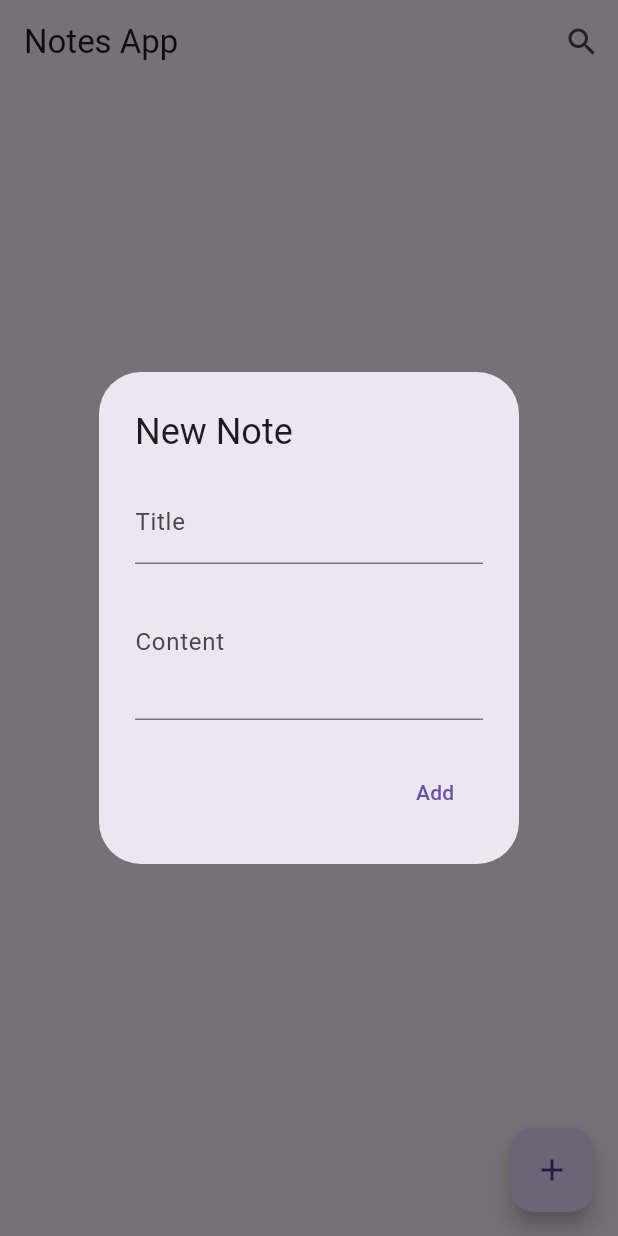
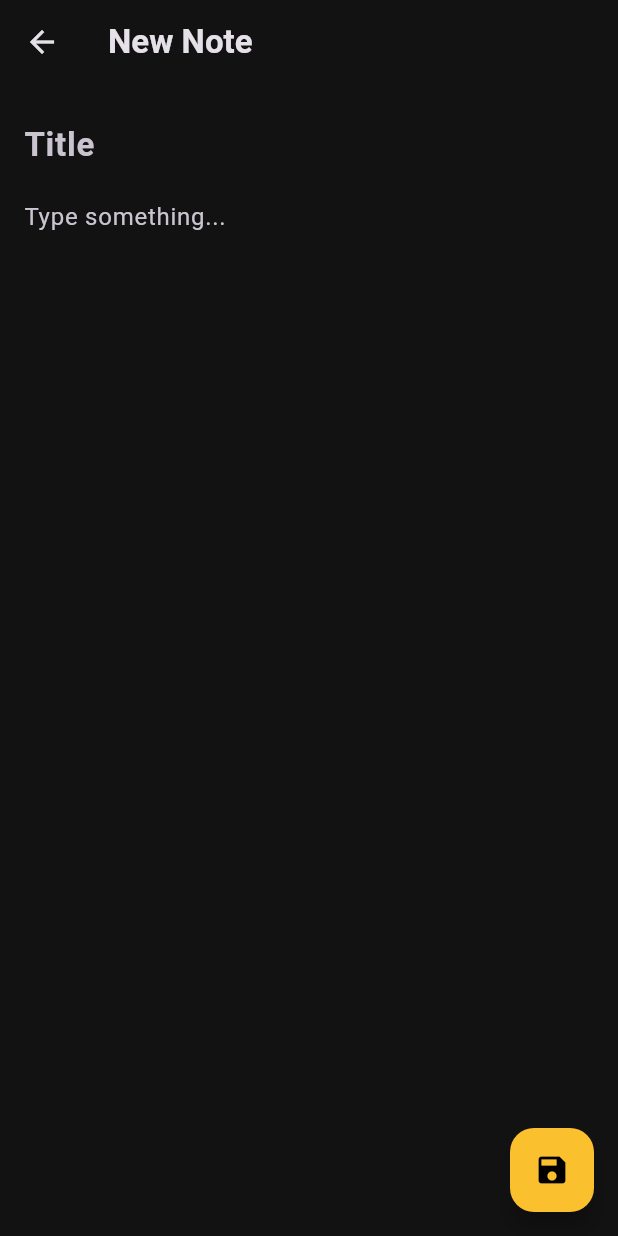
Before and after one commit to adithyasd10/Notes-App, a Flutter app: the screen it shows after launch, after a tap on the "add" icon, on a phone screen of 412 x 824 dp. Run offline on Flutter 3.47's test engine with Material 3 defaults, Android fonts, the phone set to English and light mode, and no system bars; our stand-ins replace shared_preferences.

Commit message:
Fix homepage layout and add settings screen

```diff
--- a/lib/main.dart
+++ b/lib/main.dart
@@ -1,4 +1,3 @@
-// lib/main.dart
 import 'package:flutter/material.dart';
 import 'package:provider/provider.dart';
 import 'models/note_data.dart';
@@ -15,12 +14,25 @@ void main() {
 
 class MyApp extends StatelessWidget {
   const MyApp({super.key});
+
   @override
   Widget build(BuildContext context) {
     return MaterialApp(
-      title: 'Notes App',
+      debugShowCheckedModeBanner: false,
+      title: 'Notes UI',
       theme: ThemeData(
-        primarySwatch: Colors.deepPurple,
+        brightness: Brightness.dark,
+        scaffoldBackgroundColor: const Color(0xFF121212),
+        primaryColor: Colors.yellow[700],
+        cardColor: const Color(0xFF1C1C1E),
+        textTheme: const TextTheme(
+          bodyMedium: TextStyle(color: Colors.white),
+          titleLarge: TextStyle(color: Colors.white, fontWeight: FontWeight.bold),
+        ),
+        floatingActionButtonTheme: FloatingActionButtonThemeData(
+          backgroundColor: Colors.yellow[700],
+          foregroundColor: Colors.black,
+        ),
       ),
       home: const HomePage(),
     );
--- a/lib/models/note.dart
+++ b/lib/models/note.dart
@@ -1,4 +1,3 @@
-// lib/models/note.dart
 import 'dart:convert';
 
 class Note {
@@ -6,20 +5,14 @@ class Note {
   String content;
   DateTime timestamp;
 
-  Note({
-    required this.title,
-    required this.content,
-    required this.timestamp,
-  });
+  Note({required this.title, required this.content, required this.timestamp});
 
-  // Convert to JSON
   Map<String, dynamic> toJson() => {
     'title': title,
     'content': content,
     'timestamp': timestamp.toIso8601String(),
   };
 
-  // Convert from JSON
   factory Note.fromJson(Map<String, dynamic> json) => Note(
     title: json['title'],
     content: json['content'],
--- a/lib/models/note_data.dart
+++ b/lib/models/note_data.dart
@@ -1,4 +1,3 @@
-// lib/models/note_data.dart
 import 'package:flutter/foundation.dart';
 import 'package:shared_preferences/shared_preferences.dart';
 import 'note.dart';
--- a/lib/pages/homepage.dart
+++ b/lib/pages/homepage.dart
@@ -1,134 +1,63 @@
-// lib/pages/homepage.dart
 import 'package:flutter/material.dart';
 import 'package:provider/provider.dart';
 import '../models/note.dart';
 import '../models/note_data.dart';
+import 'note_editor.dart';
 
-class HomePage extends StatefulWidget {
+class HomePage extends StatelessWidget {
   const HomePage({super.key});
-
-  @override
-  State<HomePage> createState() => _HomePageState();
-}
-
-class _HomePageState extends State<HomePage> {
-  String searchQuery = '';
-
-  void showNoteDialog({Note? existingNote}) {
-    String title = existingNote?.title ?? '';
-    String content = existingNote?.content ?? '';
-    final isEditing = existingNote != null;
-
-    showDialog(
-      context: context,
-      builder: (context) => AlertDialog(
-        title: Text(isEditing ? 'Edit Note' : 'New Note'),
-        content: Column(
-          mainAxisSize: MainAxisSize.min,
-          children: [
-            TextField(
-              controller: TextEditingController(text: title),
-              onChanged: (val) => title = val,
-              decoration: const InputDecoration(labelText: 'Title'),
-            ),
-            TextField(
-              controller: TextEditingController(text: content),
-              onChanged: (val) => content = val,
-              decoration: const InputDecoration(labelText: 'Content'),
-              maxLines: 3,
-            ),
-          ],
-        ),
-        actions: [
-          TextButton(
-            onPressed: () {
-              if (title.isEmpty || content.isEmpty) return;
-              final noteData =
-              Provider.of<NoteDataProvider>(context, listen: false);
-              if (isEditing) {
-                noteData.updateNote(existingNote!, title, content);
-              } else {
-                noteData.addNote(title, content);
-              }
-              Navigator.pop(context);
-            },
-            child: Text(isEditing ? 'Update' : 'Add'),
-          ),
-        ],
-      ),
-    );
-  }
 
   @override
   Widget build(BuildContext context) {
     final noteData = Provider.of<NoteDataProvider>(context);
-    final notes = searchQuery.isEmpty
-        ? noteData.allNotes
-        : noteData.searchNotes(searchQuery);
 
     return Scaffold(
       appBar: AppBar(
-        title: const Text('Notes App'),
-        actions: [
-          IconButton(
-            icon: const Icon(Icons.search),
-            onPressed: () {
-              showSearchDialog();
-            },
-          )
-        ],
+        backgroundColor: Colors.transparent,
+        elevation: 0,
+        title: const Text('Your Notes', style: TextStyle(fontSize: 24, fontWeight: FontWeight.bold)),
       ),
-      body: notes.isEmpty
-          ? const Center(child: Text('No notes yet.'))
-          : ListView.builder(
-        itemCount: notes.length,
-        itemBuilder: (_, i) {
-          final note = notes[i];
-          return ListTile(
-            title: Text(note.title),
-            subtitle: Text(note.content),
-            onTap: () => showNoteDialog(existingNote: note),
-            trailing: IconButton(
-              icon: const Icon(Icons.delete),
-              onPressed: () =>
-                  Provider.of<NoteDataProvider>(context, listen: false)
-                      .deleteNote(note),
-            ),
-          );
-        },
+      body: Padding(
+        padding: const EdgeInsets.all(16.0),
+        child: ListView.builder(
+          itemCount: noteData.allNotes.length,
+          itemBuilder: (context, index) {
+            final note = noteData.allNotes[index];
+            return GestureDetector(
+              onTap: () => Navigator.push(
+                context,
+                MaterialPageRoute(builder: (_) => NoteEditor(note: note)),
+              ),
+              child: Container(
+                margin: const EdgeInsets.symmetric(vertical: 8),
+                padding: const EdgeInsets.all(16),
+                decoration: BoxDecoration(
+                  color: const Color(0xFFFFF3B0),
+                  borderRadius: BorderRadius.circular(20),
+                ),
+                child: Column(
+                  crossAxisAlignment: CrossAxisAlignment.start,
+                  children: [
+                    Text(note.title, style: const TextStyle(fontWeight: FontWeight.bold, fontSize: 18)),
+                    const SizedBox(height: 8),
+                    Text(note.content, maxLines: 2, overflow: TextOverflow.ellipsis),
+                    const SizedBox(height: 8),
+                    Text("${note.timestamp.toLocal()}".split(' ')[0]),
+                  ],
+                ),
+              ),
+            );
+          },
+        ),
       ),
       floatingActionButton: FloatingActionButton(
-        onPressed: () => showNoteDialog(),
-        child: const Icon(Icons.add),
+        onPressed: () => Navigator.push(
+          context,
+          MaterialPageRoute(builder: (_) => const NoteEditor()),
+        ),
+        backgroundColor: Colors.yellow[700],
+        child: const Icon(Icons.add, color: Colors.black),
       ),
     );
   }
-
-  void showSearchDialog() {
-    showDialog(
-      context: context,
-      builder: (_) {
-        String tempQuery = searchQuery;
-        return AlertDialog(
-          title: const Text('Search Notes'),
-          content: TextField(
-            autofocus: true,
-            decoration: const InputDecoration(hintText: 'Enter keyword...'),
-            onChanged: (val) => tempQuery = val,
-          ),
-          actions: [
-            TextButton(
-              onPressed: () {
-                setState(() {
-                  searchQuery = tempQuery;
-                });
-                Navigator.pop(context);
-              },
-              child: const Text('Search'),
-            ),
-          ],
-        );
-      },
-    );
-  }
 }
--- /dev/null
+++ b/lib/pages/note_editor.dart
@@ -0,0 +1,84 @@
+import 'package:flutter/material.dart';
+import 'package:provider/provider.dart';
+import '../models/note.dart';
+import '../models/note_data.dart';
+
+class NoteEditor extends StatefulWidget {
+  final Note? note;
+  const NoteEditor({super.key, this.note});
+
+  @override
+  State<NoteEditor> createState() => _NoteEditorState();
+}
+
+class _NoteEditorState extends State<NoteEditor> {
+  late TextEditingController titleController;
+  late TextEditingController contentController;
+
+  @override
+  void initState() {
+    super.initState();
+    titleController = TextEditingController(text: widget.note?.title ?? '');
+    contentController = TextEditingController(text: widget.note?.content ?? '');
+  }
+
+  @override
+  Widget build(BuildContext context) {
+    final isEditing = widget.note != null;
+
+    return Scaffold(
+      appBar: AppBar(
+        title: Text(isEditing ? 'Edit Note' : 'New Note'),
+        backgroundColor: Colors.transparent,
+        actions: isEditing
+            ? [
+          IconButton(
+            icon: const Icon(Icons.delete),
+            onPressed: () {
+              Provider.of<NoteDataProvider>(context, listen: false).deleteNote(widget.note!);
+              Navigator.pop(context);
+            },
+          )
+        ]
+            : null,
+      ),
+      body: Padding(
+        padding: const EdgeInsets.all(16.0),
+        child: Column(
+          children: [
+            TextField(
+              controller: titleController,
+              style: const TextStyle(fontSize: 22, fontWeight: FontWeight.bold),
+              decoration: const InputDecoration(border: InputBorder.none, hintText: 'Title'),
+            ),
+            Expanded(
+              child: TextField(
+                controller: contentController,
+                style: const TextStyle(fontSize: 16),
+                maxLines: null,
+                decoration: const InputDecoration(border: InputBorder.none, hintText: 'Type something...'),
+              ),
+            ),
+          ],
+        ),
+      ),
+      floatingActionButton: FloatingActionButton(
+        onPressed: () {
+          final title = titleController.text.trim();
+          final content = contentController.text.trim();
+          if (title.isEmpty || content.isEmpty) return;
+
+          final noteProvider = Provider.of<NoteDataProvider>(context, listen: false);
+          if (isEditing) {
+            noteProvider.updateNote(widget.note!, title, content);
+          } else {
+            noteProvider.addNote(title, content);
+          }
+          Navigator.pop(context);
+        },
+        backgroundColor: Colors.yellow[700],
+        child: const Icon(Icons.save, color: Colors.black),
+      ),
+    );
+  }
+}
```
Also changed, not shown: 1 other file.
